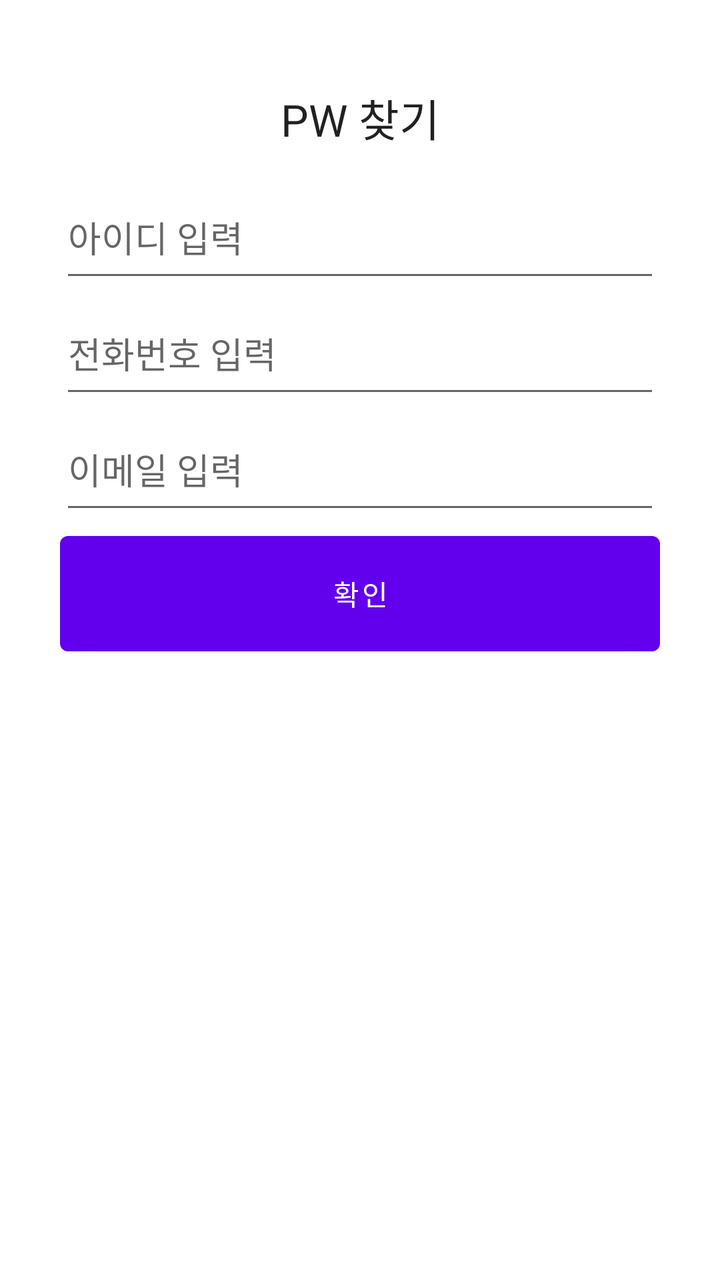
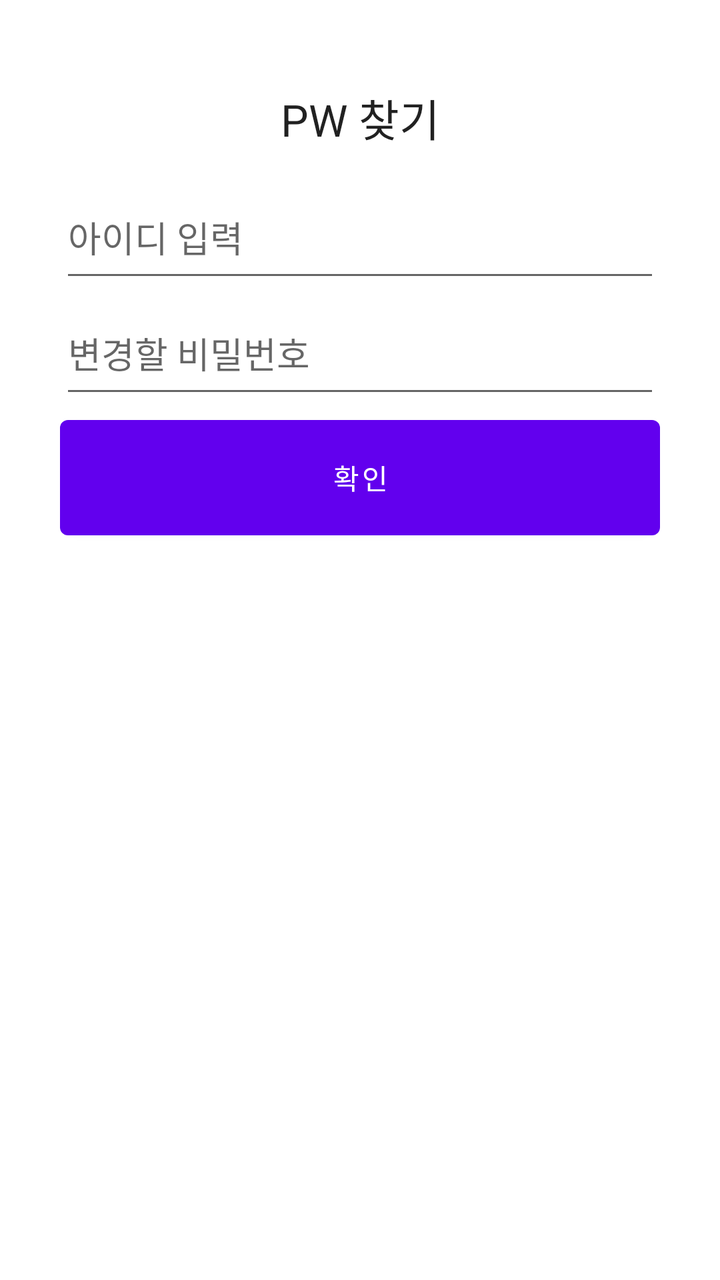

Before-and-after screenshots of an Android layout around one commit, followed by the original layout XML and the change that was made.
<!-- AndroidManifest.xml: application theme Theme.ReportView_003 -->
<!-- res/layout/find_pw.xml -->
<?xml version="1.0" encoding="utf-8"?>
<androidx.constraintlayout.widget.ConstraintLayout
    xmlns:android="http://schemas.android.com/apk/res/android"
    xmlns:app="http://schemas.android.com/apk/res-auto"
    android:layout_width="match_parent"
    android:layout_height="match_parent"
    android:padding="30dp"
    app:layout_constraintTop_toTopOf="parent"
    app:layout_constraintBottom_toBottomOf="parent"
    app:layout_constraintStart_toStartOf="parent"
    app:layout_constraintEnd_toEndOf="parent">

    
    <TextView
        android:id="@+id/find_pw_title"
        android:layout_width="0dp"
        android:layout_height="0dp"
        android:text="PW 찾기"
        android:gravity="center"
        android:textAppearance="@style/TextAppearance.AppCompat.Large"
        app:layout_constraintTop_toTopOf="parent"
        app:layout_constraintStart_toStartOf="parent"
        app:layout_constraintEnd_toEndOf="parent"
        app:layout_constraintHeight_percent="0.1" />

    
    <EditText
        android:id="@+id/find_pw_id"
        android:layout_width="0dp"
        android:layout_height="0dp"
        android:hint="아이디 입력"
        android:layout_marginBottom="8dp"
        app:layout_constraintTop_toBottomOf="@id/find_pw_title"
        app:layout_constraintStart_toStartOf="parent"
        app:layout_constraintEnd_toEndOf="parent"
        app:layout_constraintHeight_percent="0.1" />

    
    <EditText
        android:id="@+id/find_pw_phone"
        android:layout_width="0dp"
        android:layout_height="0dp"
        android:hint="전화번호 입력"
        android:inputType="phone"
        android:layout_marginBottom="8dp"
        app:layout_constraintTop_toBottomOf="@id/find_pw_id"
        app:layout_constraintStart_toStartOf="parent"
        app:layout_constraintEnd_toEndOf="parent"
        app:layout_constraintHeight_percent="0.1" />

    
    <EditText
        android:id="@+id/find_pw_email"
        android:layout_width="0dp"
        android:layout_height="0dp"
        android:hint="이메일 입력"
        android:inputType="textEmailAddress"
        android:layout_marginBottom="16dp"
        app:layout_constraintTop_toBottomOf="@id/find_pw_phone"
        app:layout_constraintStart_toStartOf="parent"
        app:layout_constraintEnd_toEndOf="parent"
        app:layout_constraintHeight_percent="0.1" />

    
    <Button
        android:id="@+id/find_pw_button"
        android:layout_width="0dp"
        android:layout_height="0dp"
        android:text="확인"
        app:layout_constraintTop_toBottomOf="@id/find_pw_email"
        app:layout_constraintStart_toStartOf="parent"
        app:layout_constraintEnd_toEndOf="parent"
        app:layout_constraintHeight_percent="0.12" />

</androidx.constraintlayout.widget.ConstraintLayout>
<!-- resources referenced by this layout -->
<resources>
  <style name="Theme.ReportView_003" parent="Theme.MaterialComponents.DayNight.NoActionBar">
          
          <item name="colorPrimary">@color/purple_500</item>
          <item name="colorPrimaryVariant">@color/purple_700</item>
          <item name="colorOnPrimary">@color/white</item>
          
          <item name="colorSecondary">@color/teal_200</item>
          <item name="colorSecondaryVariant">@color/teal_700</item>
          <item name="colorOnSecondary">@color/black</item>
          
          <item name="android:statusBarColor">?attr/colorPrimaryVariant</item>
          
      </style>
  <color name="purple_500">#FF6200EE</color>
  <color name="purple_700">#FF3700B3</color>
  <color name="white">#FFFFFFFF</color>
  <color name="teal_200">#FF03DAC5</color>
  <color name="teal_700">#FF018786</color>
  <color name="black">#FF000000</color>
</resources>

<!-- the commit's change to res/layout/find_pw.xml (unified diff, before → after) -->
@@ -37,26 +37,13 @@
 
     
     <EditText
-        android:id="@+id/find_pw_phone"
+        android:id="@+id/find_pw_passwd"
         android:layout_width="0dp"
         android:layout_height="0dp"
-        android:hint="전화번호 입력"
+        android:hint="변경할 비밀번호"
         android:inputType="phone"
         android:layout_marginBottom="8dp"
         app:layout_constraintTop_toBottomOf="@id/find_pw_id"
-        app:layout_constraintStart_toStartOf="parent"
-        app:layout_constraintEnd_toEndOf="parent"
-        app:layout_constraintHeight_percent="0.1" />
-
-    
-    <EditText
-        android:id="@+id/find_pw_email"
-        android:layout_width="0dp"
-        android:layout_height="0dp"
-        android:hint="이메일 입력"
-        android:inputType="textEmailAddress"
-        android:layout_marginBottom="16dp"
-        app:layout_constraintTop_toBottomOf="@id/find_pw_phone"
         app:layout_constraintStart_toStartOf="parent"
         app:layout_constraintEnd_toEndOf="parent"
         app:layout_constraintHeight_percent="0.1" />
@@ -67,7 +54,7 @@
         android:layout_width="0dp"
         android:layout_height="0dp"
         android:text="확인"
-        app:layout_constraintTop_toBottomOf="@id/find_pw_email"
+        app:layout_constraintTop_toBottomOf="@id/find_pw_passwd"
         app:layout_constraintStart_toStartOf="parent"
         app:layout_constraintEnd_toEndOf="parent"
         app:layout_constraintHeight_percent="0.12" />
